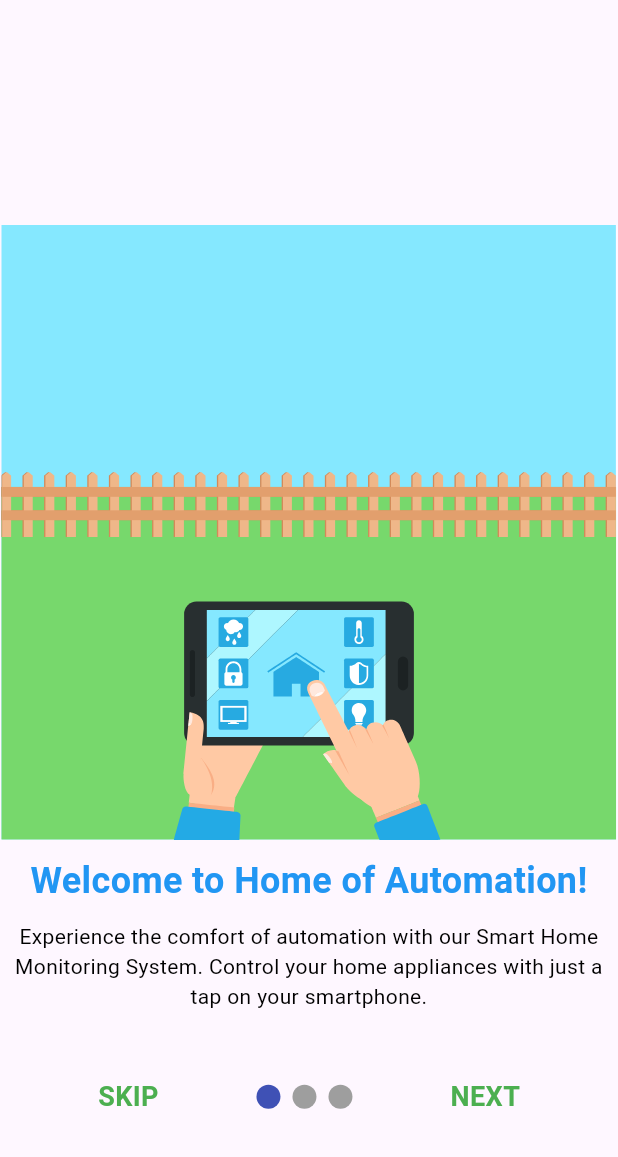
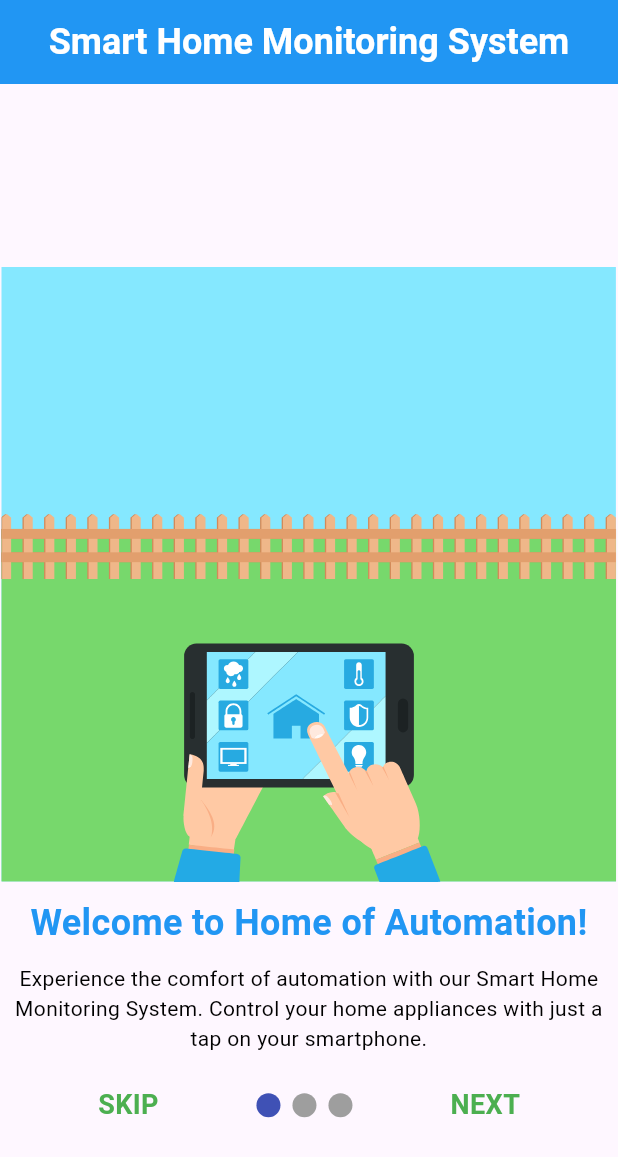
Before and after one commit to JnJuste/SmartHomeMonitoringApp, a Flutter app: the screen it shows after launch, on a phone screen of 412 x 824 dp. Shown: the top 1157 px of the screen. Run offline on Flutter 3.47's test engine with Material 3 defaults, Android fonts, the phone set to English and light mode, and no system bars; drawn by our look-alikes of smooth_page_indicator; our stand-ins replace animated_notch_bottom_bar, flutter_local_notifications, geolocator, lottie, permission_handler, sensors_plus; missing offline and left inert: geofence_flutter, light_sensor.

Commit message:
Bottom Bar

```diff
--- a/lib/home_Page.dart
+++ b/lib/home_Page.dart
@@ -132,8 +132,8 @@ class _HomePageState extends State<HomePage> {
                 log('Current selected index $index');
                 _pageController.jumpToPage(index);
               },
-              kBottomRadius: 10, // Example radius value
-              kIconSize: 10,
+              kBottomRadius: 25, // Example radius value
+              kIconSize: 25,
             )
           : null,
     );
--- a/lib/pages/accelerometer.dart
+++ b/lib/pages/accelerometer.dart
@@ -100,7 +100,7 @@ class _MotionDetectorPageState extends State<MotionDetectorPage> {
     return Scaffold(
       backgroundColor: Colors.white,
       appBar: AppBar(
-        backgroundColor: Colors.grey.shade900,
+        backgroundColor: Colors.blue,
         title: const Text(
           'Motion Detector/Accelerometer',
           style: TextStyle(color: Colors.white),
--- a/lib/pages/gps_tracker.dart
+++ b/lib/pages/gps_tracker.dart
@@ -106,7 +106,7 @@ class _GpsTrackerState extends State<GpsTracker> {
     return Scaffold(
       backgroundColor: Colors.black,
       appBar: AppBar(
-        backgroundColor: Colors.grey.shade900,
+        backgroundColor: Colors.blue,
         title: const Text(
           'GPS Tracker Sensor',
           style: TextStyle(color: Colors.white),
--- a/lib/pages/light_sensor.dart
+++ b/lib/pages/light_sensor.dart
@@ -7,7 +7,6 @@ class LightSensorPage extends StatefulWidget {
 
   @override
   State<LightSensorPage> createState() => _LightSensorPageState();
-
 }
 
 class _LightSensorPageState extends State<LightSensorPage> {
@@ -52,12 +51,11 @@ class _LightSensorPageState extends State<LightSensorPage> {
     super.dispose();
   }
 
-
   @override
   Widget build(BuildContext context) {
     return Scaffold(
       appBar: AppBar(
-        backgroundColor: Colors.grey.shade900,
+        backgroundColor: Colors.blue,
         centerTitle: true,
         title: const Text(
           "Light Sensor",
--- a/lib/pages/magnetometer.dart
+++ b/lib/pages/magnetometer.dart
@@ -69,7 +69,7 @@ class _MagnetometerPageState extends State<MagnetometerPage> {
     return Scaffold(
       backgroundColor: Colors.black,
       appBar: AppBar(
-        backgroundColor: Colors.grey.shade900,
+        backgroundColor: Colors.blue,
         centerTitle: true,
         title: const Text(
           "Compass/Magnetometer Sensor",
--- a/lib/pages/onboarding_screen.dart
+++ b/lib/pages/onboarding_screen.dart
@@ -22,6 +22,18 @@ class _OnBoardingScreenState extends State<OnBoardingScreen> {
   @override
   Widget build(BuildContext context) {
     return Scaffold(
+      appBar: AppBar(
+        title: const Text(
+          "Smart Home Monitoring System",
+          style: TextStyle(
+            color: Colors.white,
+            fontSize: 24,
+            fontWeight: FontWeight.bold,
+          ),
+        ),
+        centerTitle: true,
+        backgroundColor: Colors.blue,
+      ),
       body: Stack(
         children: [
           PageView(
```
